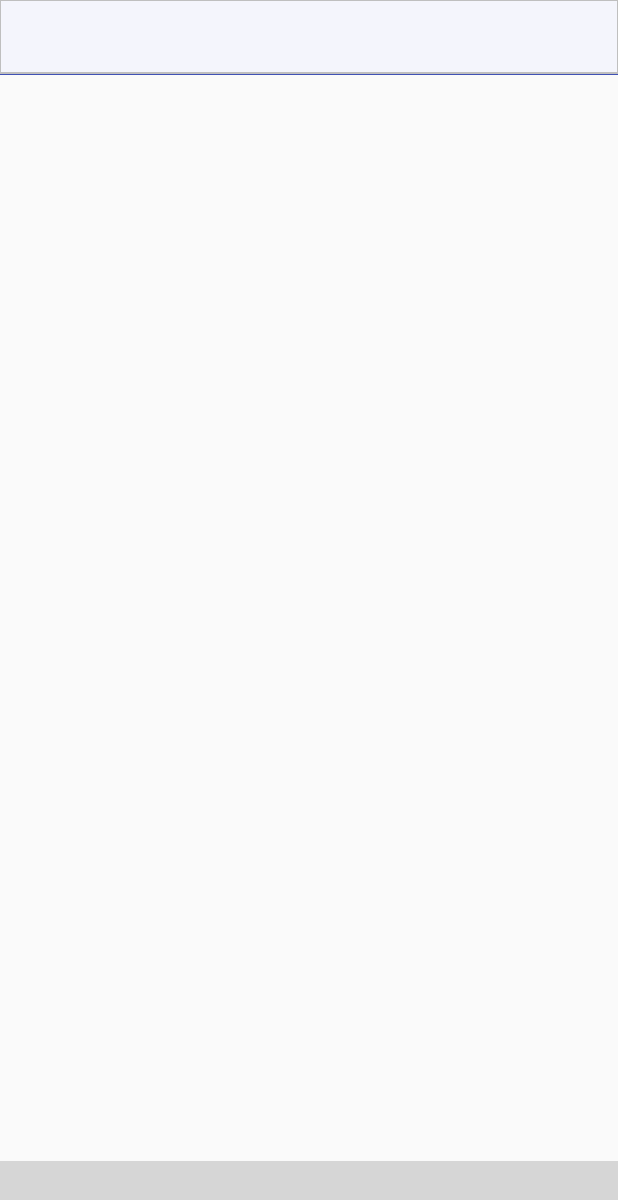
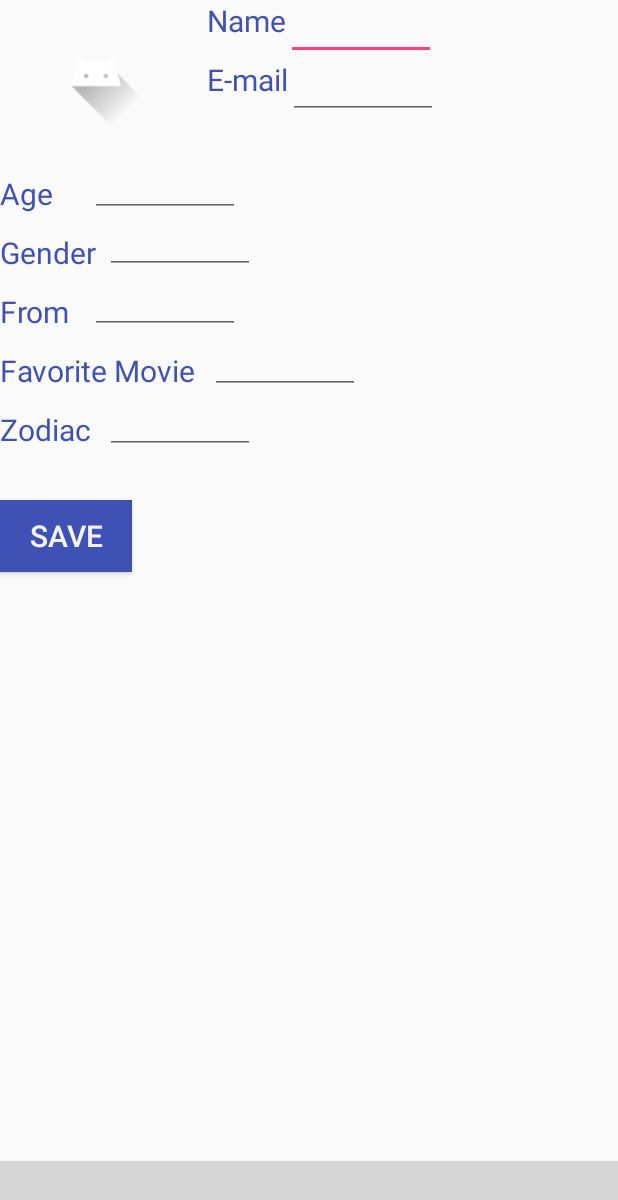
Before and after one commit to superLionn/TOPmovie, an Android app: the personalinfoActivity screen opened directly, with no data from a screen before it, on a phone screen of 412 x 824 dp. Shown: the top 1200 px of the screen. Run offline under Robolectric (Android 15) with nearby library versions, the phone set to English and light mode, and no system bars; libraries missing offline, so code that uses them is left out: com.ittianyu.bottomnavigationviewex; plain views replace BottomNavigationViewEx; 6 statements that could not run were skipped; grey boxes are pictures that could not be loaded.

Commit message:
Navigation Bar fixed

```diff
--- a/app/src/main/java/com/example/yuyingzhang/myapplication/Profile/personalinfoActivity.java
+++ b/app/src/main/java/com/example/yuyingzhang/myapplication/Profile/personalinfoActivity.java
@@ -15,13 +15,13 @@ public class personalinfoActivity extends AppCompatActivity {
 
     private static final String TAG ="PersonalinfoActivity" ;
     private Context mContext = personalinfoActivity.this;
-    private static final int ACTIVITY_NUM=3;
+    private static final int ACTIVITY_NUM=2;
 
 
     @Override
     protected void onCreate(Bundle savedInstanceState) {
         super.onCreate(savedInstanceState);
-        setContentView(R.layout.activity_home);
+        setContentView(R.layout.activity_personalinfo);
         Log.d(TAG, "onCreate: started");
 
         setupBottomNavigationView();
@@ -33,6 +33,7 @@ public class personalinfoActivity extends AppCompatActivity {
         Log.d(TAG, "setupBottomNavigationView: setting up BottomNavigationView.");
         BottomNavigationViewEx bottomNavigationViewEx = (BottomNavigationViewEx) findViewById(R.id.bottomNavViewBar);
         BottomNavigationViewHelper.setupBottomNavigationView(bottomNavigationViewEx);
+
         BottomNavigationViewHelper.enablenavigation(mContext,bottomNavigationViewEx);
         Menu menu = bottomNavigationViewEx.getMenu();
         MenuItem menuItem = menu.getItem(ACTIVITY_NUM);
--- a/app/src/main/java/com/example/yuyingzhang/myapplication/Search/searchpageActivity.java
+++ b/app/src/main/java/com/example/yuyingzhang/myapplication/Search/searchpageActivity.java
@@ -26,7 +26,7 @@ import java.util.ArrayList;
 public class searchpageActivity extends AppCompatActivity {
     private static final String TAG = "searchpageActivity";
     private Context mContext = searchpageActivity.this;
-    private static final int ACTIVITY_NUM=2;
+    private static final int ACTIVITY_NUM=1;
 
     AutoCompleteTextView search_box;
     Spinner movies;
--- a/app/src/main/res/layout/activity_personalinfo.xml
+++ b/app/src/main/res/layout/activity_personalinfo.xml
@@ -1,14 +1,22 @@
 <?xml version="1.0" encoding="utf-8"?>
-<RelativeLayout xmlns:android="http://schemas.android.com/apk/res/android"
+<android.support.design.widget.CoordinatorLayout
     xmlns:app="http://schemas.android.com/apk/res-auto"
     xmlns:tools="http://schemas.android.com/tools"
+    xmlns:android="http://schemas.android.com/apk/res/android"
     android:layout_width="match_parent"
     android:layout_height="match_parent"
     tools:context=".Profile.personalinfoActivity">
+
+    <RelativeLayout
+        android:layout_width="match_parent"
+        android:layout_height="match_parent">
+
+
     <RelativeLayout
         android:id="@+id/container"
         android:layout_width="match_parent"
         android:layout_height="100dp">
+
         <ImageView
             android:id="@+id/profile"
             android:layout_width="wrap_content"
@@ -55,7 +63,7 @@
 
     <RelativeLayout
         android:layout_width="match_parent"
-        android:layout_height="280dp"
+        android:layout_height="match_parent"
         android:layout_alignParentTop="true"
         android:layout_centerHorizontal="true"
         android:layout_marginTop="103dp">
@@ -157,7 +165,7 @@
             android:textColor="@color/colorWhite"
             android:background="@color/colorPrimary"/>
 
-
+        <include layout="@layout/layout_bottom_navigation_view"/>
     </RelativeLayout>
-
-</RelativeLayout>
+    </RelativeLayout>
+</android.support.design.widget.CoordinatorLayout>
--- a/app/src/main/res/layout/activity_searchpage.xml
+++ b/app/src/main/res/layout/activity_searchpage.xml
@@ -93,4 +93,6 @@
         android:background="@color/colorGrey"
         android:onClick="thrillerClick"/>
 
+    <include layout="@layout/layout_bottom_navigation_view"/>
+
 </RelativeLayout>
--- a/app/src/main/res/layout/layout_top_tabs.xml
+++ b/app/src/main/res/layout/layout_top_tabs.xml
@@ -13,6 +13,7 @@
                 android:layout_width="match_parent"
                 android:layout_height="50dp"
                 android:id="@+id/tabs"
+
                 android:background="@drawable/white_grey_border_bottom">
             </android.support.design.widget.TabLayout>
 
--- a/app/src/main/res/menu/bottom_navigation_menu.xml
+++ b/app/src/main/res/menu/bottom_navigation_menu.xml
@@ -4,11 +4,6 @@
     <item
         android:id="@+id/ic_home"
         android:icon="@drawable/ic_home"
-        android:title="">
-    </item>
-    <item
-        android:id="@+id/ic_movie"
-        android:icon="@drawable/ic_movie"
         android:title="">
     </item>
     <item
```
Also changed, not shown: app/src/main/java/com/example/yuyingzhang/myapplication/Utils/BottomNavigationViewHelper.java (+2 -7 lines).
